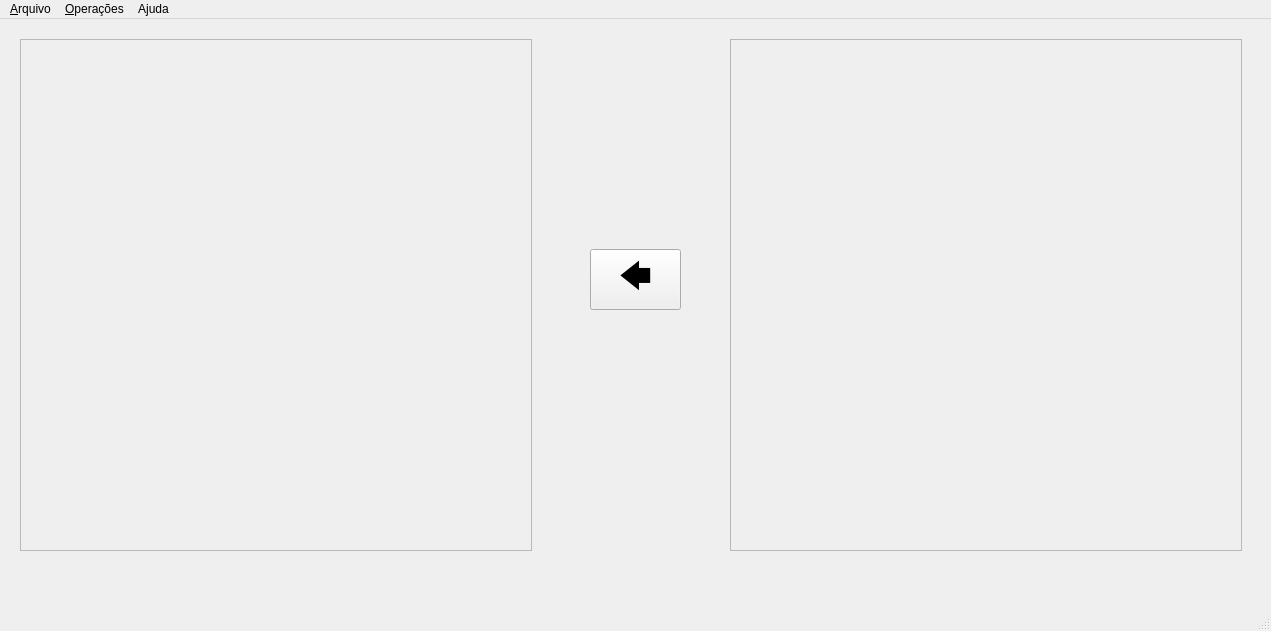
Old version of the form editor.ui in the repository Salies/pdi-editor.
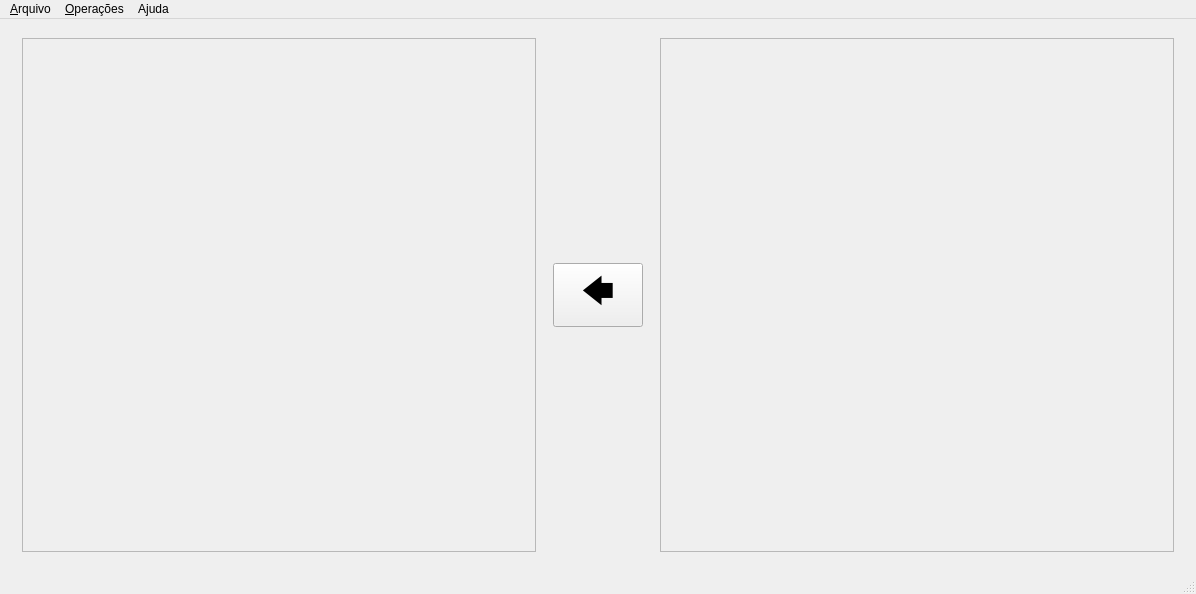
New version of the form. Custom widgets are drawn as their Qt base class.

```diff
--- a/editor.ui
+++ b/editor.ui
@@ -6,114 +6,121 @@
    <rect>
     <x>0</x>
     <y>0</y>
-    <width>1271</width>
-    <height>631</height>
+    <width>1196</width>
+    <height>594</height>
    </rect>
   </property>
   <property name="windowTitle">
    <string>PDI ~ Editor de imagens</string>
   </property>
   <widget class="QWidget" name="centralWidget">
-   <widget class="QScrollArea" name="scroll_img1">
-    <property name="geometry">
-     <rect>
-      <x>20</x>
-      <y>20</y>
-      <width>512</width>
-      <height>512</height>
-     </rect>
-    </property>
-    <property name="widgetResizable">
-     <bool>true</bool>
-    </property>
-    <widget class="QWidget" name="scrollAreaWidgetContents">
-     <property name="geometry">
-      <rect>
-       <x>0</x>
-       <y>0</y>
-       <width>510</width>
-       <height>510</height>
-      </rect>
-     </property>
-     <widget class="QLabel" name="label_img1">
-      <property name="geometry">
-       <rect>
-        <x>0</x>
-        <y>0</y>
-        <width>512</width>
-        <height>512</height>
-       </rect>
+   <layout class="QHBoxLayout" name="horizontalLayout">
+    <item>
+     <widget class="QScrollArea" name="scroll_img1">
+      <property name="sizePolicy">
+       <sizepolicy hsizetype="Fixed" vsizetype="Fixed">
+        <horstretch>0</horstretch>
+        <verstretch>0</verstretch>
+       </sizepolicy>
       </property>
-      <property name="text">
-       <string/>
+      <property name="minimumSize">
+       <size>
+        <width>514</width>
+        <height>514</height>
+       </size>
       </property>
+      <property name="widgetResizable">
+       <bool>true</bool>
+      </property>
+      <widget class="MainLabel" name="label_img1">
+       <property name="geometry">
+        <rect>
+         <x>0</x>
+         <y>0</y>
+         <width>512</width>
+         <height>512</height>
+        </rect>
+       </property>
+       <property name="minimumSize">
+        <size>
+         <width>0</width>
+         <height>0</height>
+        </size>
+       </property>
+       <property name="text" stdset="0">
+        <string/>
+       </property>
+      </widget>
      </widget>
-    </widget>
-   </widget>
-   <widget class="QScrollArea" name="scroll_img2">
-    <property name="geometry">
-     <rect>
-      <x>730</x>
-      <y>20</y>
-      <width>512</width>
-      <height>512</height>
-     </rect>
-    </property>
-    <property name="widgetResizable">
-     <bool>true</bool>
-    </property>
-    <widget class="QWidget" name="scrollAreaWidgetContents_4">
-     <property name="geometry">
-      <rect>
-       <x>0</x>
-       <y>0</y>
-       <width>510</width>
-       <height>510</height>
-      </rect>
-     </property>
-     <widget class="QLabel" name="label_img2">
-      <property name="geometry">
-       <rect>
-        <x>0</x>
-        <y>0</y>
-        <width>512</width>
-        <height>512</height>
-       </rect>
+    </item>
+    <item>
+     <widget class="QPushButton" name="pushButton">
+      <property name="sizePolicy">
+       <sizepolicy hsizetype="Fixed" vsizetype="Fixed">
+        <horstretch>0</horstretch>
+        <verstretch>0</verstretch>
+       </sizepolicy>
       </property>
+      <property name="minimumSize">
+       <size>
+        <width>90</width>
+        <height>60</height>
+       </size>
+      </property>
+      <property name="font">
+       <font>
+        <pointsize>24</pointsize>
+        <kerning>true</kerning>
+       </font>
+      </property>
       <property name="text">
-       <string/>
+       <string>🡄</string>
       </property>
-      <property name="scaledContents">
+     </widget>
+    </item>
+    <item>
+     <widget class="QScrollArea" name="scroll_img2">
+      <property name="sizePolicy">
+       <sizepolicy hsizetype="Fixed" vsizetype="Fixed">
+        <horstretch>0</horstretch>
+        <verstretch>0</verstretch>
+       </sizepolicy>
+      </property>
+      <property name="minimumSize">
+       <size>
+        <width>514</width>
+        <height>514</height>
+       </size>
+      </property>
+      <property name="widgetResizable">
        <bool>true</bool>
       </property>
+      <widget class="QLabel" name="label_img2">
+       <property name="geometry">
+        <rect>
+         <x>0</x>
+         <y>0</y>
+         <width>512</width>
+         <height>512</height>
+        </rect>
+       </property>
+       <property name="text">
+        <string/>
+       </property>
+       <property name="scaledContents">
+        <bool>true</bool>
+       </property>
+      </widget>
      </widget>
-    </widget>
-   </widget>
-   <widget class="QPushButton" name="pushButton">
-    <property name="geometry">
-     <rect>
-      <x>590</x>
-      <y>230</y>
-      <width>91</width>
-      <height>61</height>
-     </rect>
-    </property>
-    <property name="font">
-     <font>
-      <pointsize>24</pointsize>
-     </font>
-    </property>
-    <property name="text">
-     <string>🡄</string>
-    </property>
-   </widget>
+    </item>
+   </layout>
   </widget>
   <widget class="QMenuBar" name="menuBar">
    <property name="geometry">
     <rect>
      <x>0</x>
      <y>0</y>
-     <width>1271</width>
+     <width>1196</width>
      <height>21</height>
     </rect>
    </property>
@@ -182,6 +189,13 @@
   </action>
  </widget>
  <layoutdefault spacing="6" margin="11"/>
+ <customwidgets>
+  <customwidget>
+   <class>MainLabel</class>
+   <extends>QWidget</extends>
+   <header>mainlabel.h</header>
+  </customwidget>
+ </customwidgets>
  <resources>
   <include location="editor.qrc"/>
  </resources>
```
Left out of the diff: 14 changed lines with no effect on the pictures.
